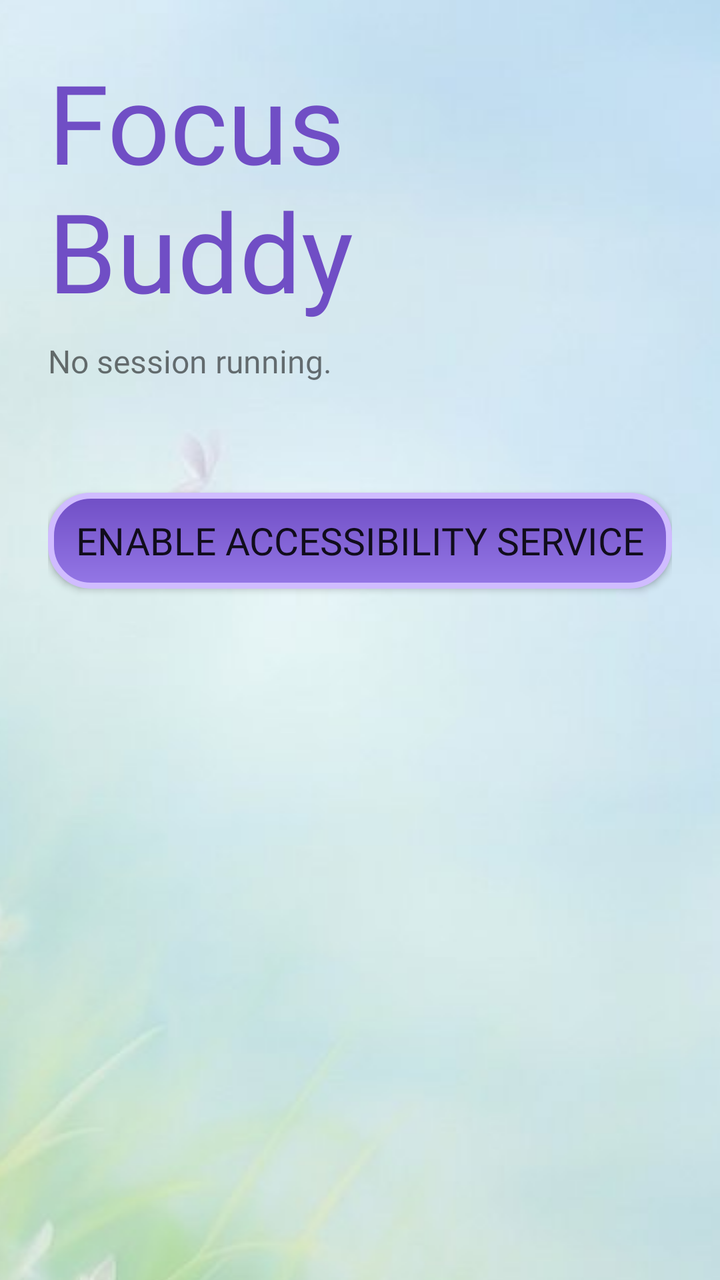
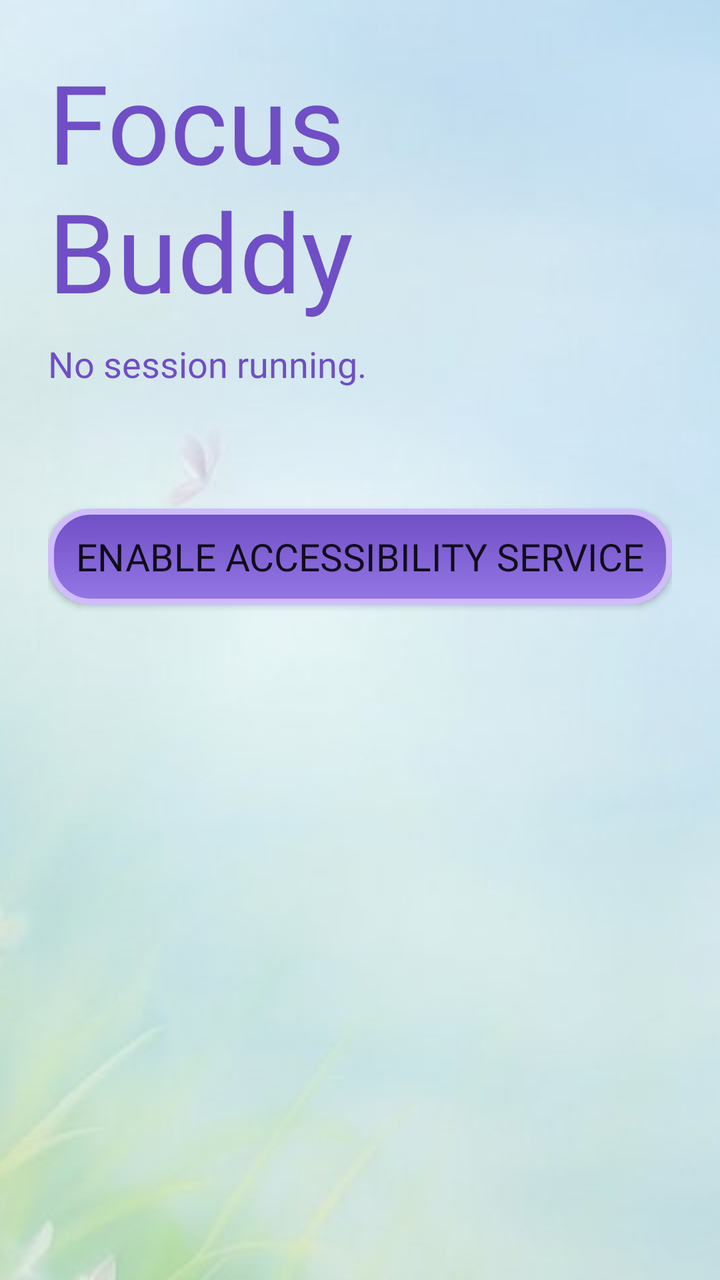

Compare the two renders of this Android layout. The source of the first and the diff that turns it into the second are given below.
<!-- AndroidManifest.xml: application theme android:Theme.Material.Light.NoActionBar -->
<!-- res/layout/activity_permissions.xml -->
<?xml version="1.0" encoding="utf-8"?>
<LinearLayout xmlns:android="http://schemas.android.com/apk/res/android"
    android:layout_width="match_parent"
    android:layout_height="match_parent"
    android:fillViewport="true">
    <LinearLayout
        android:layout_width="match_parent"
        android:layout_height="wrap_content"
        android:orientation="vertical"
        android:padding="24dp"
        android:background="@drawable/activity_background">

        
        <TextView
            android:layout_width="wrap_content"
            android:layout_height="wrap_content"
            android:fontFamily="@font/super_frog"
            android:text="@string/app_name"
            android:textColor="@color/primary_dark"
            android:textSize="55sp" />

        <TextView
            android:id="@+id/tvStatus"
            android:layout_width="match_parent"
            android:layout_height="wrap_content"
            android:paddingTop="8dp"
            android:paddingBottom="24dp"
            android:fontFamily="@font/super_frog"
            android:text="No session running."
            android:textSize="16sp" />

        <TextView
            android:id="@+id/tvSetup"
            android:layout_width="match_parent"
            android:layout_height="wrap_content"
            android:fontFamily="@font/super_frog"
            android:paddingBottom="12dp" />

        <Button
            android:id="@+id/btnAccessibility"
            style="@style/BaseButtonStyle"
            android:text="Enable accessibility service" />

    </LinearLayout>
</LinearLayout>
<!-- resources referenced by this layout -->
<resources>
  <color name="primary_dark">#704EC5</color>
  <!-- drawable activity_background (drawable) -->
  <?xml version="1.0" encoding="utf-8"?>
  <bitmap xmlns:android="http://schemas.android.com/apk/res/android"
      android:src="@drawable/background"
      android:gravity="center"
      android:tileMode="disabled" />
  <string name="app_name">Focus Buddy</string>
  <style name="BaseButtonStyle">
          <item name="android:layout_width">match_parent</item>
          <item name="android:layout_height">match_parent</item>
          <item name="android:background">@drawable/base_button_shape</item>
          <item name="android:fontFamily">@font/super_frog</item>
          <item name="android:gravity">center_vertical|center_horizontal</item>
          
          <item name="android:paddingStart">10dp</item>
          <item name="android:paddingEnd">10dp</item>
          <item name="android:maxLines">1</item>
  
          <item name="android:autoSizeTextType">uniform</item>
          <item name="android:autoSizeMinTextSize">14sp</item>
          <item name="android:autoSizeMaxTextSize">30sp</item>
          <item name="android:autoSizeStepGranularity">5sp</item>
      </style>
  <!-- drawable background: jpg bitmap (drawable, 65327 bytes) -->
  <!-- drawable base_button_shape (drawable) -->
  <shape xmlns:android="http://schemas.android.com/apk/res/android"
      android:shape="rectangle">
  
      <gradient
          android:angle="270"
          android:startColor="@color/primary_dark"
          android:endColor="@color/primary"
          android:type="linear" />
  
      <corners android:radius="20dp" />
  
      <stroke
          android:width="3dp"
          android:color="@color/accent" />
  
  </shape>
  <color name="primary">#9477E6</color>
  <color name="accent">#D0BCFF</color>
</resources>

<!-- the commit's change to res/layout/activity_permissions.xml (unified diff, before → after) -->
@@ -27,14 +27,17 @@
             android:paddingBottom="24dp"
             android:fontFamily="@font/super_frog"
             android:text="No session running."
-            android:textSize="16sp" />
+            android:textColor="@color/primary_dark"
+            android:textSize="18sp" />
 
         <TextView
             android:id="@+id/tvSetup"
             android:layout_width="match_parent"
             android:layout_height="wrap_content"
             android:fontFamily="@font/super_frog"
-            android:paddingBottom="12dp" />
+            android:paddingBottom="12dp"
+            android:textColor="@color/primary_dark"
+            android:textSize="18sp" />
 
         <Button
             android:id="@+id/btnAccessibility"
